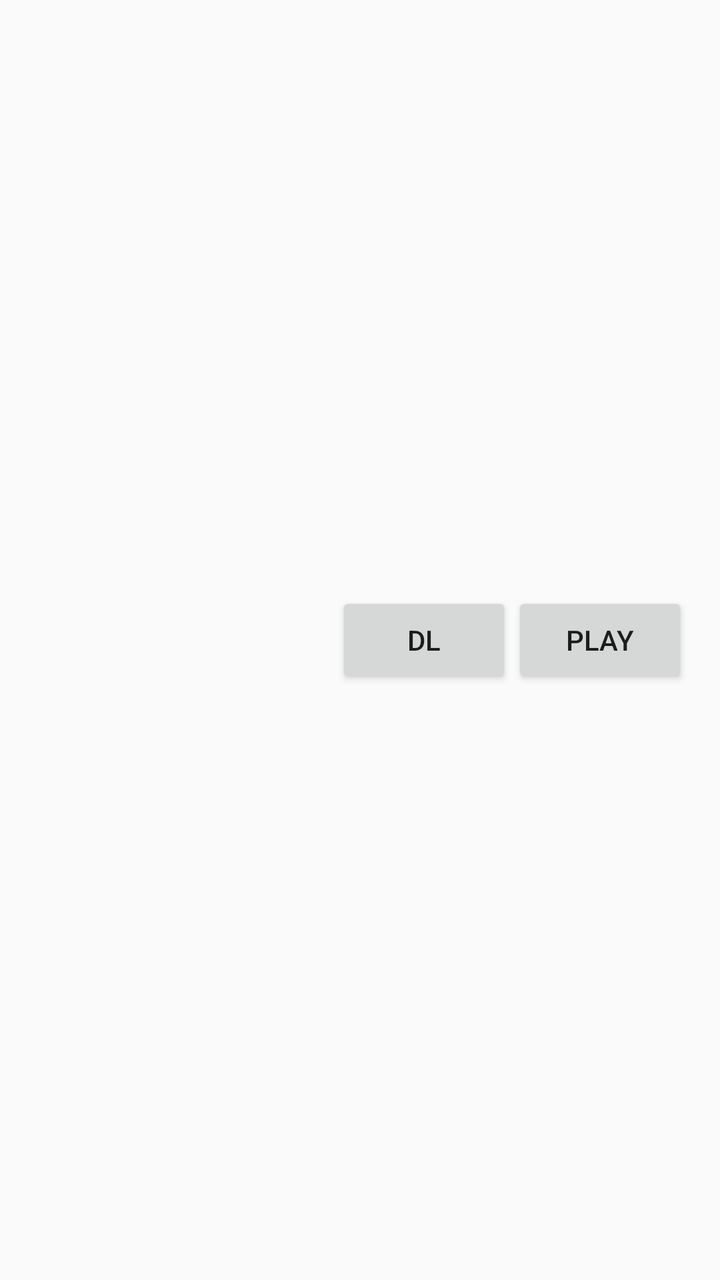
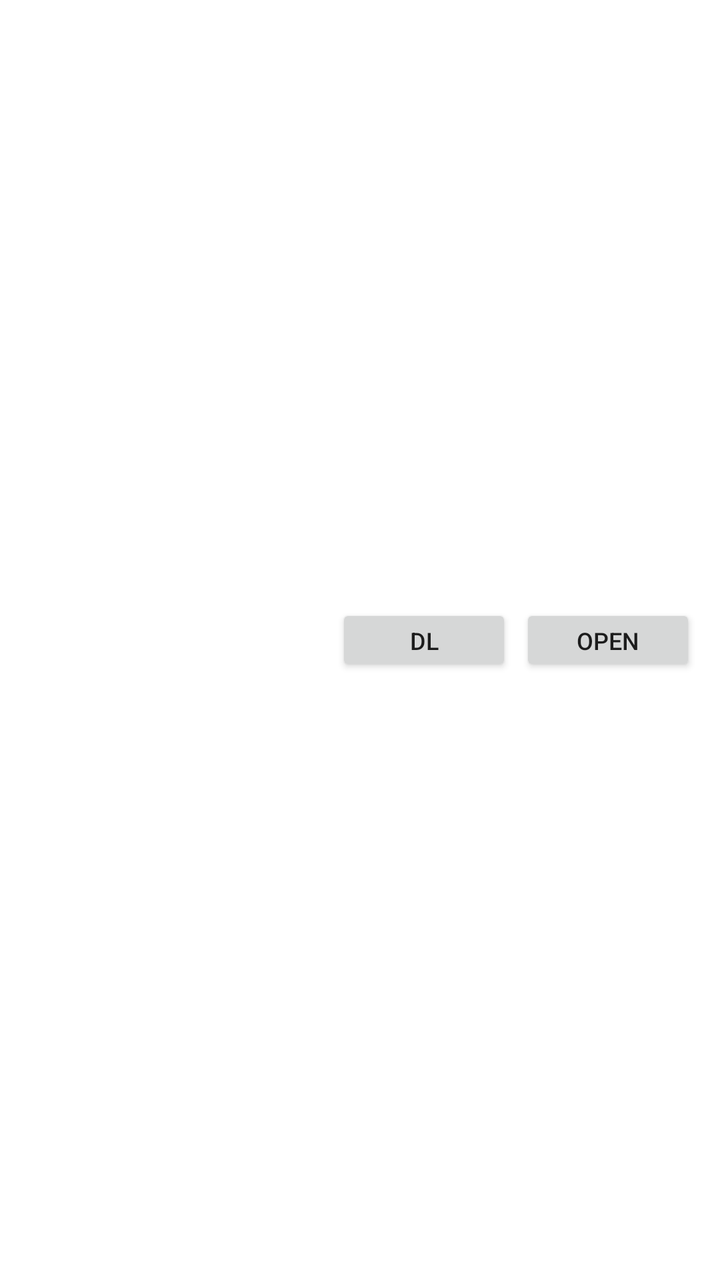

Two renders of the same Android screen: before a commit and after it. Below are the layout's source before the change and the commit's diff.
<!-- AndroidManifest.xml: application theme Theme.RetroEngine -->
<!-- res/layout/item_game.xml -->
<?xml version="1.0" encoding="utf-8"?>
<LinearLayout xmlns:android="http://schemas.android.com/apk/res/android"
    android:layout_width="match_parent" android:layout_height="wrap_content"
    android:orientation="horizontal" android:padding="16dp"
    android:gravity="center_vertical">
    <LinearLayout
        android:layout_width="0dp" android:layout_height="wrap_content"
        android:layout_weight="1" android:orientation="vertical">
        <TextView android:id="@+id/gameName"
            android:layout_width="wrap_content" android:layout_height="wrap_content"
            android:textSize="16sp" android:textStyle="bold"/>
        <TextView android:id="@+id/fileType"
            android:layout_width="wrap_content" android:layout_height="wrap_content"
            android:textSize="12sp" android:textColor="#4CAF50"/>
    </LinearLayout>
    <Button android:id="@+id/downloadBtn"
        android:layout_width="wrap_content" android:layout_height="wrap_content"
        android:text="DL"/>
    <Button android:id="@+id/playBtn"
        android:layout_width="wrap_content" android:layout_height="wrap_content"
        android:text="Play"/>
</LinearLayout>
<!-- resources referenced by this layout -->
<resources>
  <style name="Theme.RetroEngine" parent="Theme.AppCompat.Light.NoActionBar">
          <item name="colorPrimary">#4CAF50</item>
          <item name="colorPrimaryDark">#2E7D32</item>
          <item name="colorAccent">#8BC34A</item>
          <item name="android:statusBarColor">#2E7D32</item>
          <item name="android:windowBackground">#FAFAFA</item>
          <item name="android:navigationBarColor">#2E7D32</item>
      </style>
</resources>

<!-- the commit's change to res/layout/item_game.xml (unified diff, before → after) -->
@@ -1,22 +1,26 @@
 <?xml version="1.0" encoding="utf-8"?>
 <LinearLayout xmlns:android="http://schemas.android.com/apk/res/android"
     android:layout_width="match_parent" android:layout_height="wrap_content"
-    android:orientation="horizontal" android:padding="16dp"
-    android:gravity="center_vertical">
+    android:orientation="horizontal" android:padding="12dp"
+    android:gravity="center_vertical" android:background="#FFF"
+    android:layout_marginBottom="4dp">
+
     <LinearLayout
         android:layout_width="0dp" android:layout_height="wrap_content"
         android:layout_weight="1" android:orientation="vertical">
         <TextView android:id="@+id/gameName"
             android:layout_width="wrap_content" android:layout_height="wrap_content"
-            android:textSize="16sp" android:textStyle="bold"/>
-        <TextView android:id="@+id/fileType"
+            android:textSize="14sp" android:textStyle="bold"/>
+        <TextView android:id="@+id/fileSize"
             android:layout_width="wrap_content" android:layout_height="wrap_content"
-            android:textSize="12sp" android:textColor="#4CAF50"/>
+            android:textSize="12sp" android:textColor="#888"/>
     </LinearLayout>
+
     <Button android:id="@+id/downloadBtn"
-        android:layout_width="wrap_content" android:layout_height="wrap_content"
-        android:text="DL"/>
-    <Button android:id="@+id/playBtn"
-        android:layout_width="wrap_content" android:layout_height="wrap_content"
-        android:text="Play"/>
+        android:layout_width="wrap_content" android:layout_height="36dp"
+        android:text="DL" android:textSize="12sp"/>
+    <Button android:id="@+id/openBtn"
+        android:layout_width="wrap_content" android:layout_height="36dp"
+        android:text="Open" android:textSize="12sp"
+        android:layout_marginStart="4dp"/>
 </LinearLayout>
